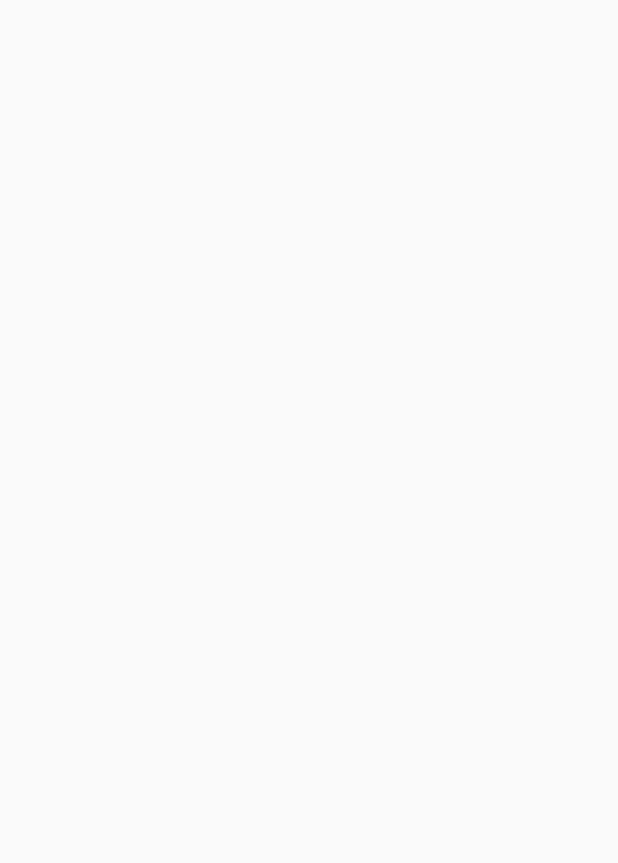
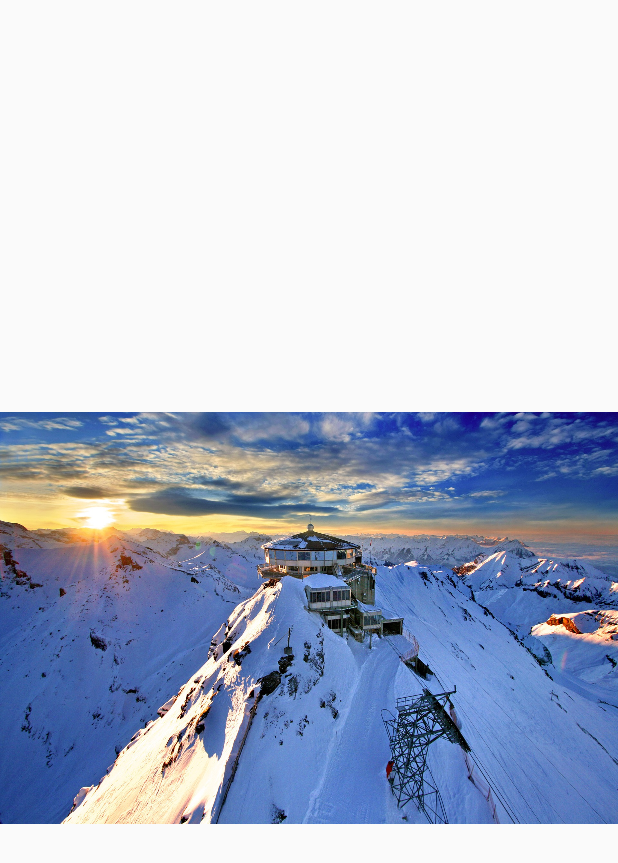
Before and after one commit to RobertFitzko/01min_Vacation, an Android app: the ShowActivity screen opened directly, with no data from a screen before it, on a phone screen of 412 x 824 dp. Before the commit the part shown is empty. Shown: the top 863 px of the screen. Run offline under Robolectric (Android 15) with nearby library versions, the phone set to English and light mode, and no system bars.

Commit message:
wenn i = 1 dann i = 1

```diff
--- a/app/src/main/AndroidManifest.xml
+++ b/app/src/main/AndroidManifest.xml
@@ -7,6 +7,7 @@
     <uses-permission android:name="android.permission.READ_EXTERNAL_STORAGE" />
     <uses-permission android:name="android.permission.WRITE_EXTERNAL_STORAGE" />
     <uses-permission android:name="android.permission.MANAGE_DOCUMENTS"/>
+    <!--<uses-permission android:name="android.permission.ACTION_OPEN_DOCUMENT"/>-->
 
     <uses-feature android:name="android.hardware.camera" />
     <uses-feature android:name="android.hardware.camera.autofocus" />
--- a/app/src/main/java/fhku/a01min_vacation/ShowActivity.java
+++ b/app/src/main/java/fhku/a01min_vacation/ShowActivity.java
@@ -2,10 +2,16 @@ package fhku.a01min_vacation;
 
 import android.content.Intent;
 import android.content.SharedPreferences;
+import android.graphics.Bitmap;
+import android.graphics.BitmapFactory;
 import android.graphics.Color;
+import android.graphics.drawable.BitmapDrawable;
+import android.graphics.drawable.Drawable;
 import android.media.AudioManager;
 import android.media.MediaPlayer;
 import android.net.Uri;
+import android.os.Handler;
+import android.renderscript.Sampler;
 import android.support.v7.app.AppCompatActivity;
 import android.os.Bundle;
 import android.util.Log;
@@ -13,37 +19,49 @@ import android.view.View;
 import android.view.animation.Animation;
 import android.view.animation.AnimationUtils;
 
+import android.widget.Button;
 import android.widget.ImageSwitcher;
 import android.widget.ImageView;
 import android.widget.LinearLayout;
+import android.widget.Toast;
 import android.widget.ViewFlipper;
 import android.widget.ViewSwitcher;
 
+import java.io.FileNotFoundException;
+import java.io.InputStream;
 import java.lang.reflect.Array;
 import java.net.URI;
 import java.util.ArrayList;
+import java.util.Collection;
 import java.util.HashMap;
 import java.util.HashSet;
+import java.util.List;
 import java.util.Map;
 import java.util.Set;
 
+import static android.icu.lang.UCharacter.GraphemeClusterBreak.V;
 import static android.view.ViewGroup.LayoutParams.MATCH_PARENT;
+import static fhku.a01min_vacation.R.id.pic1;
+import static java.lang.Thread.sleep;
 
 public class ShowActivity extends AppCompatActivity {
 
-    ImageSwitcher imageSwitcher;
     MediaPlayer mMediaPlayer;
+    ImageView peter;
+    List<Uri> list = new ArrayList();
+    private int counter = 0;
     private int currentIndex;
     private Uri url;
+    private Button startButton;
     private SharedPreferences shareMusic, shareImage;
-    /*private final int[] imageNames =
+    Map<String, ?> myMap = new HashMap();
+    private final int[] imageNames =
             {R.drawable.picture1, R.drawable.picture2, R.drawable.picture3, R.drawable.picture4, R.drawable.picture5, R.drawable.picture6};
-*/
+
     @Override
     protected void onCreate(Bundle savedInstanceState) {
         super.onCreate(savedInstanceState);
         setContentView(R.layout.activity_show);
-        init();
 
 
         //Mediaplayer für Musik im Hintergrund, momentan mit fixer Musik
@@ -53,59 +71,62 @@ public class ShowActivity extends AppCompatActivity {
         mMediaPlayer.setLooping(true);
         mMediaPlayer.start();
 
-        //ImageSwitcher für die Slideshow
-        imageSwitcher = (ImageSwitcher) this.findViewById(R.id.imageswitcher);
 
-        //Animation für die Slideshow
-        Animation in = AnimationUtils.loadAnimation(this, R.anim.in_from_left);
-        Animation out = AnimationUtils.loadAnimation(this, R.anim.out_from_right);
-        imageSwitcher.setInAnimation(in);
-        imageSwitcher.setAnimation(out);
+        final ImageView backgroundImageView = findViewById(R.id.imageview1);
 
-        //autostart und switch
-        imageSwitcher.postDelayed(new Runnable() {
-            private int index = 0;
+            final Handler handler = new Handler();
+            Runnable r = new Runnable() {
+                int i=1;
+                public void run() {
 
-            public void run() {
-                imageSwitcher.setImageURI(url);
-                    index++;
-                imageSwitcher.postDelayed(this, 5000);
-            }
-        }, 5000);
+                    backgroundImageView.setImageResource(imageNames[i]);
+                    i++;
+                    if (i >= imageNames.length) {
+                        i = 0;
+                    }
+                    handler.postDelayed(this, 1000);
+                }
+            };
+            handler.postDelayed(r, 300);
+        }
 
-        imageSwitcher.setFactory(new ViewSwitcher.ViewFactory() {
-            public View makeView() {
-                ImageView imageView = new ImageView(getApplicationContext());
-
-                imageView.setBackgroundColor(Color.LTGRAY);
-                ImageSwitcher.LayoutParams params = new ImageSwitcher.LayoutParams(
-                        MATCH_PARENT, MATCH_PARENT);
-                imageView.setLayoutParams(params);
-                return imageView;
-            }
-        });
-
-    }
-
+/*
     public void init(){
         shareMusic = getSharedPreferences("01Minute",MODE_PRIVATE);
         shareImage = getSharedPreferences("01Minute", MODE_PRIVATE);
 
-        //map erstellen
-        Map<String, ?> myMap = new HashMap();
         //map zuweisen
         myMap = shareImage.getAll();
         //array für die images
-        String myImages[] = new String[6];
 
         String MapString;
         for(Map.Entry<String, ?> entry: myMap.entrySet()) {
             MapString = entry.getValue().toString();
             Uri url = Uri.parse(MapString);
-            //imageSwitcher.setImageURI(url);
+            counter++;
+            loadImage(url);
         }
+
     }
+    public void loadImage(Uri imageUri) {
+        //input stream für Bilder mit nötigem trycatch
+        InputStream inputStream;
 
+       try {
+            inputStream = getContentResolver().openInputStream(imageUri);
+            //get bitmap from stream
+           Bitmap image = BitmapFactory.decodeStream(inputStream);
+
+           Drawable drawable =new BitmapDrawable(getApplicationContext().getResources(),Bitmap.createBitmap(image));
+           .setImageDrawable(drawable);
+
+            //falls das Bild nicht gefunden werden kann
+        } catch (FileNotFoundException e) {
+            e.printStackTrace();
+
+        }
+
+    }*/
 
 
     //damit die Musik endet wenn man die Activity verlässt
--- a/app/src/main/res/layout/activity_show.xml
+++ b/app/src/main/res/layout/activity_show.xml
@@ -3,14 +3,12 @@
     android:layout_height="fill_parent"
 >
 
-    <ImageSwitcher
-        android:id="@+id/imageswitcher"
-        android:layout_width="wrap_content"
-        android:layout_height="wrap_content"
-        android:autoStart="true"
-        android:inAnimation="@anim/in_from_right"
-        android:outAnimation="@anim/out_from_left">
-    </ImageSwitcher>
+
+    <ImageView
+        android:id="@+id/imageview1"
+        android:layout_width="match_parent"
+        android:layout_height="match_parent" />
+
 
 
 </RelativeLayout>
```
